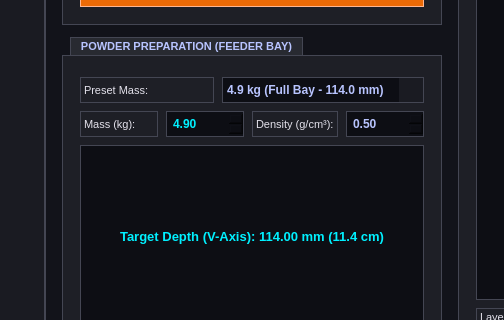
Before: the Qt Designer form Metal_refined_slicing/metal_dashboard.ui in AtharvaYadav-dev/Metal3-D, drawn with Qt 5; both pictures show x 175 to 679 and y 442 to 762 of the 1380 by 850 pixel window.
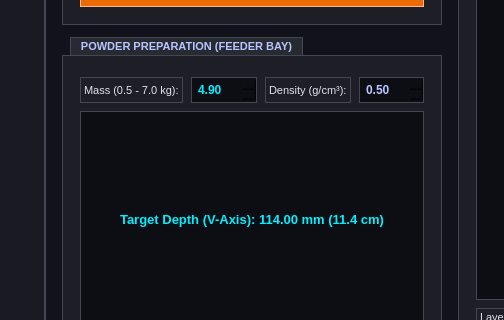
After: the same form once the commit is applied. The open tabs and pages were chosen to show the change.

Commit message: I have updated the POWDER PREPARATION section according to your exact specifications:

```diff
--- a/Metal_refined_slicing/metal_dashboard.ui
+++ b/Metal_refined_slicing/metal_dashboard.ui
@@ -957,55 +957,12 @@
                     <property name="spacing">
                      <number>8</number>
                     </property>
-                    <item>
-                     <layout class="QHBoxLayout" name="presetRow">
-                      <item>
-                       <widget class="QLabel" name="lbl_preset">
-                        <property name="text">
-                         <string>Preset Mass:</string>
-                        </property>
-                       </widget>
-                      </item>
-                      <item>
-                       <widget class="QComboBox" name="combo_powder_preset">
-                        <property name="styleSheet">
-                         <string notr="true">background-color: #0d0e14; border: 1px solid #444653; color: #b8c4ff; padding: 4px; font-weight: bold;</string>
-                        </property>
-                        <item>
-                         <property name="text">
-                          <string>4.9 kg (Full Bay - 114.0 mm)</string>
-                         </property>
-                        </item>
-                        <item>
-                         <property name="text">
-                          <string>3.7 kg (75% Depth - 85.5 mm)</string>
-                         </property>
-                        </item>
-                        <item>
-                         <property name="text">
-                          <string>2.5 kg (50% Depth - 57.0 mm)</string>
-                         </property>
-                        </item>
-                        <item>
-                         <property name="text">
-                          <string>1.2 kg (25% Depth - 28.5 mm)</string>
-                         </property>
-                        </item>
-                        <item>
-                         <property name="text">
-                          <string>Custom Weight...</string>
-                         </property>
-                        </item>
-                       </widget>
-                      </item>
-                     </layout>
-                    </item>
                     <item>
                      <layout class="QHBoxLayout" name="weightInputRow">
                       <item>
                        <widget class="QLabel" name="lbl_weight">
                         <property name="text">
-                         <string>Mass (kg):</string>
+                         <string>Mass (0.5 - 7.0 kg):</string>
                         </property>
                        </widget>
                       </item>
@@ -1015,10 +972,10 @@
                          <string notr="true">background-color: #0d0e14; border: 1px solid #444653; color: #00f0ff; padding: 4px; font-weight: bold; font-family: 'JetBrains Mono';</string>
                         </property>
                         <property name="minimum">
-                         <double>0.00</double>
+                         <double>0.50</double>
                         </property>
                         <property name="maximum">
-                         <double>20.00</double>
+                         <double>7.00</double>
                         </property>
                         <property name="singleStep">
                          <double>0.10</double>
```
The commit also changes 1 other file.
